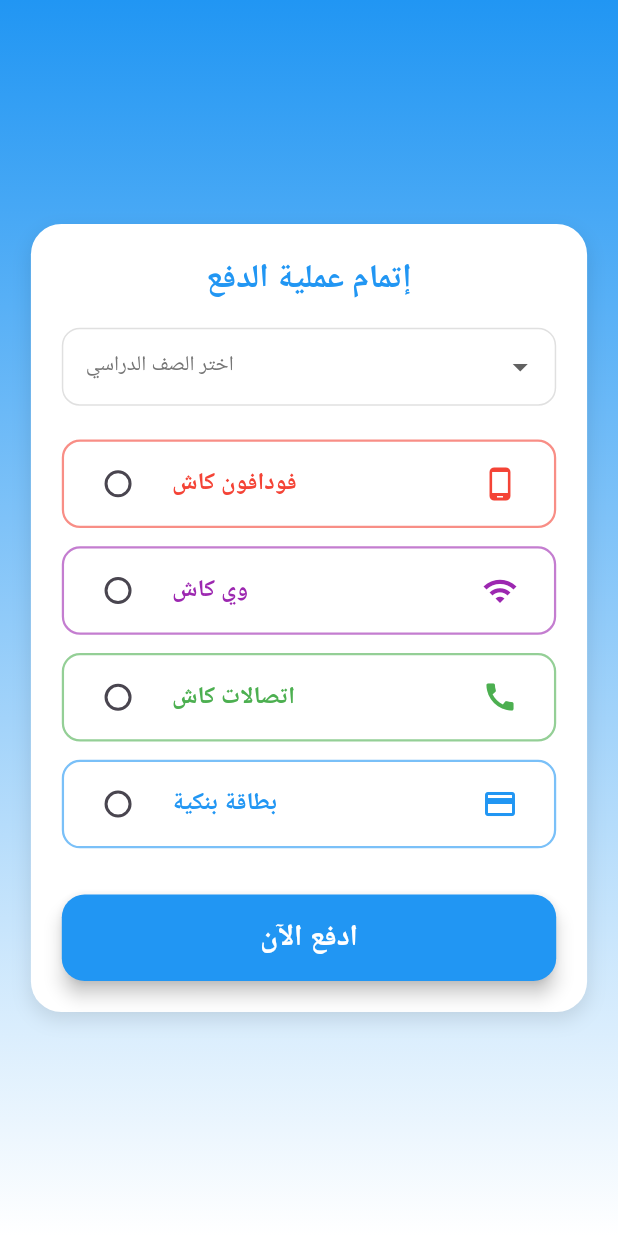
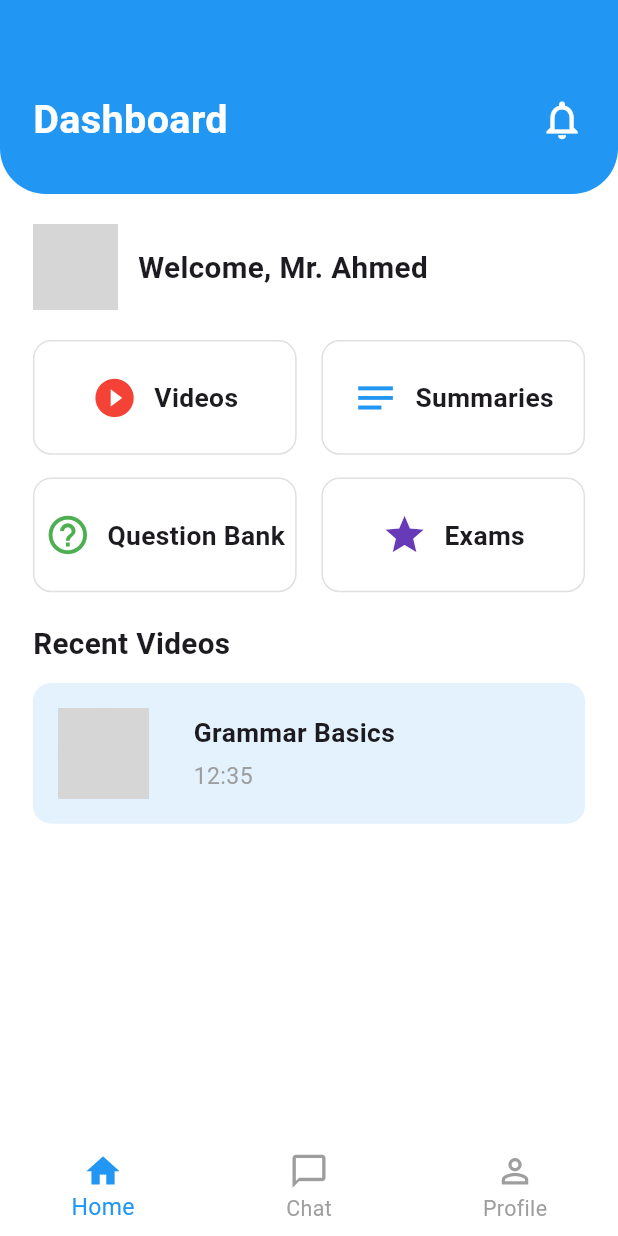
Before and after one commit to Shehab-adel/mr_app, a Flutter app: the screen it shows after launch, on a phone screen of 412 x 824 dp. Run offline on Flutter 3.47's test engine with Material 3 defaults, Android fonts, the light colour scheme and no system bars; our stand-ins replace flutter_screenutil; grey boxes are pictures that could not be loaded.

Commit message:
Refactor HomeScreen into separate widgets (Header, Welcome, FeatureGrid, RecentVideos)

```diff
--- a/lib/main.dart
+++ b/lib/main.dart
@@ -20,7 +20,7 @@
       title: 'Mr. App',
       theme: AppTheme.lightTheme,
       onGenerateRoute: AppRoutes.generateRoute,
-      initialRoute: AppRoutes.payment,
+      initialRoute: AppRoutes.home,
     );
   }
 }
--- /dev/null
+++ b/lib/screens/home_screen.dart
@@ -0,0 +1,54 @@
+import 'package:flutter/material.dart';
+import 'package:flutter_screenutil/flutter_screenutil.dart';
+import '../widgets/home/home_header.dart';
+import '../widgets/home/welcome_section.dart';
+import '../widgets/home/feature_grid.dart';
+import '../widgets/home/recent_videos.dart';
+
+class HomeScreen extends StatelessWidget {
+  const HomeScreen({super.key});
+
+  @override
+  Widget build(BuildContext context) {
+    return Scaffold(
+      backgroundColor: Colors.white,
+      body: SingleChildScrollView(
+        child: Column(
+          children: [
+            const HomeHeader(),
+            SizedBox(height: 20.h),
+            const WelcomeSection(),
+            SizedBox(height: 20.h),
+            const FeatureGrid(),
+            SizedBox(height: 20.h),
+            const RecentVideos(),
+          ],
+        ),
+      ),
+      bottomNavigationBar: Theme(
+        data: Theme.of(context).copyWith(
+          splashColor: Colors.transparent,
+          highlightColor: Colors.transparent,
+        ),
+        child: BottomNavigationBar(
+          currentIndex: 0,
+          type: BottomNavigationBarType.fixed,
+          backgroundColor: Colors.white,
+          selectedItemColor: Colors.blue,
+          unselectedItemColor: Colors.grey,
+          selectedFontSize: 14.sp,
+          unselectedFontSize: 13.sp,
+          iconSize: 24.sp,
+          elevation: 0,
+          items: const [
+            BottomNavigationBarItem(icon: Icon(Icons.home), label: "Home"),
+            BottomNavigationBarItem(
+                icon: Icon(Icons.chat_bubble_outline), label: "Chat"),
+            BottomNavigationBarItem(
+                icon: Icon(Icons.person_outline), label: "Profile"),
+          ],
+        ),
+      ),
+    );
+  }
+}
--- a/lib/utils/app_routes.dart
+++ b/lib/utils/app_routes.dart
@@ -1,5 +1,6 @@
 import 'package:flutter/material.dart';
 import 'package:mister_app/screens/forget_screen.dart';
+import 'package:mister_app/screens/home_screen.dart';
 import 'package:mister_app/screens/login_screen.dart';
 import 'package:mister_app/screens/payment_screen.dart';
 import 'package:mister_app/screens/register_screen.dart';
@@ -9,6 +10,7 @@
   static const String register = '/register';
   static const String forget = '/forget';
   static const String payment = '/payment';
+  static const String home = '/home';
 
   static Route<dynamic> generateRoute(RouteSettings settings) {
     switch (settings.name) {
@@ -20,6 +22,8 @@
         return _fadeSlideRoute(const ForgetScreen(), settings);
       case payment:
         return _fadeSlideRoute(const PaymentScreen(), settings);
+      case home:
+        return _fadeSlideRoute(const HomeScreen(), settings);
       default:
         return MaterialPageRoute(
           builder: (_) => const Scaffold(
--- /dev/null
+++ b/lib/widgets/home/feature_card.dart
@@ -0,0 +1,36 @@
+import 'package:flutter/material.dart';
+import 'package:flutter_screenutil/flutter_screenutil.dart';
+
+class FeatureCard extends StatelessWidget {
+  final IconData icon;
+  final String title;
+  final Color color;
+
+  const FeatureCard({
+    super.key,
+    required this.icon,
+    required this.title,
+    required this.color,
+  });
+
+  @override
+  Widget build(BuildContext context) {
+    return Container(
+      decoration: BoxDecoration(
+        borderRadius: BorderRadius.circular(12.r),
+        border: Border.all(color: Colors.grey.shade300),
+      ),
+      child: Row(
+        mainAxisAlignment: MainAxisAlignment.center,
+        children: [
+          Icon(icon, color: color, size: 28.sp),
+          SizedBox(width: 10.w),
+          Text(
+            title,
+            style: TextStyle(fontSize: 16.sp, fontWeight: FontWeight.w600),
+          ),
+        ],
+      ),
+    );
+  }
+}
--- /dev/null
+++ b/lib/widgets/home/feature_grid.dart
@@ -0,0 +1,34 @@
+import 'package:flutter/material.dart';
+import 'package:flutter_screenutil/flutter_screenutil.dart';
+import 'feature_card.dart';
+
+class FeatureGrid extends StatelessWidget {
+  const FeatureGrid({super.key});
+
+  @override
+  Widget build(BuildContext context) {
+    return Padding(
+      padding: EdgeInsets.symmetric(horizontal: 20.w),
+      child: GridView.count(
+        shrinkWrap: true,
+        crossAxisCount: 2,
+        crossAxisSpacing: 15.w,
+        mainAxisSpacing: 15.h,
+        childAspectRatio: 2.3,
+        physics: const NeverScrollableScrollPhysics(),
+        children: const [
+          FeatureCard(
+              icon: Icons.play_circle_fill, title: "Videos", color: Colors.red),
+          FeatureCard(
+              icon: Icons.notes, title: "Summaries", color: Colors.blue),
+          FeatureCard(
+              icon: Icons.help_outline,
+              title: "Question Bank",
+              color: Colors.green),
+          FeatureCard(
+              icon: Icons.grade, title: "Exams", color: Colors.deepPurple),
+        ],
+      ),
+    );
+  }
+}
--- /dev/null
+++ b/lib/widgets/home/home_header.dart
@@ -0,0 +1,40 @@
+import 'package:flutter/material.dart';
+import 'package:flutter_screenutil/flutter_screenutil.dart';
+
+class HomeHeader extends StatelessWidget {
+  const HomeHeader({super.key});
+
+  @override
+  Widget build(BuildContext context) {
+    return Container(
+      width: 1.sw,
+      padding: EdgeInsets.only(
+        top: 60.h,
+        left: 20.w,
+        right: 20.w,
+        bottom: 30.h,
+      ),
+      decoration: BoxDecoration(
+        color: Colors.blue,
+        borderRadius: BorderRadius.only(
+          bottomLeft: Radius.circular(30.r),
+          bottomRight: Radius.circular(30.r),
+        ),
+      ),
+      child: Row(
+        mainAxisAlignment: MainAxisAlignment.spaceBetween,
+        children: [
+          Text(
+            "Dashboard",
+            style: TextStyle(
+              color: Colors.white,
+              fontSize: 24.sp,
+              fontWeight: FontWeight.bold,
+            ),
+          ),
+          Icon(Icons.notifications_none, color: Colors.white, size: 28.sp),
+        ],
+      ),
+    );
+  }
+}
--- /dev/null
+++ b/lib/widgets/home/recent_videos.dart
@@ -0,0 +1,63 @@
+import 'package:flutter/material.dart';
+import 'package:flutter_screenutil/flutter_screenutil.dart';
+
+class RecentVideos extends StatelessWidget {
+  const RecentVideos({super.key});
+
+  @override
+  Widget build(BuildContext context) {
+    return Padding(
+      padding: EdgeInsets.symmetric(horizontal: 20.w),
+      child: Column(
+        crossAxisAlignment: CrossAxisAlignment.start,
+        children: [
+          Text(
+            "Recent Videos",
+            style: TextStyle(fontSize: 18.sp, fontWeight: FontWeight.bold),
+          ),
+          SizedBox(height: 12.h),
+          Container(
+            decoration: BoxDecoration(
+              borderRadius: BorderRadius.circular(12.r),
+              color: Colors.blue.shade50,
+            ),
+            child: Row(
+              children: [
+                Padding(
+                  padding: EdgeInsets.all(15.w),
+                  child: CircleAvatar(
+                    radius: 30.r,
+                    backgroundImage:
+                        const AssetImage("assets/images/avatar.png"),
+                  ),
+                ),
+                Expanded(
+                  child: Padding(
+                    padding: EdgeInsets.all(12.w),
+                    child: Column(
+                      crossAxisAlignment: CrossAxisAlignment.start,
+                      children: [
+                        Text(
+                          "Grammar Basics",
+                          style: TextStyle(
+                            fontSize: 16.sp,
+                            fontWeight: FontWeight.bold,
+                          ),
+                        ),
+                        SizedBox(height: 6.h),
+                        Text(
+                          "12:35",
+                          style: TextStyle(fontSize: 14.sp, color: Colors.grey),
+                        ),
+                      ],
+                    ),
+                  ),
+                )
+              ],
+            ),
+          )
+        ],
+      ),
+    );
+  }
+}
--- /dev/null
+++ b/lib/widgets/home/welcome_section.dart
@@ -0,0 +1,29 @@
+import 'package:flutter/material.dart';
+import 'package:flutter_screenutil/flutter_screenutil.dart';
+
+class WelcomeSection extends StatelessWidget {
+  const WelcomeSection({super.key});
+
+  @override
+  Widget build(BuildContext context) {
+    return Padding(
+      padding: EdgeInsets.symmetric(horizontal: 20.w),
+      child: Row(
+        children: [
+          CircleAvatar(
+            radius: 28.r,
+            backgroundImage: const AssetImage("assets/images/avatar.png"),
+          ),
+          SizedBox(width: 12.w),
+          Text(
+            "Welcome, Mr. Ahmed",
+            style: TextStyle(
+              fontSize: 18.sp,
+              fontWeight: FontWeight.bold,
+            ),
+          )
+        ],
+      ),
+    );
+  }
+}
```
